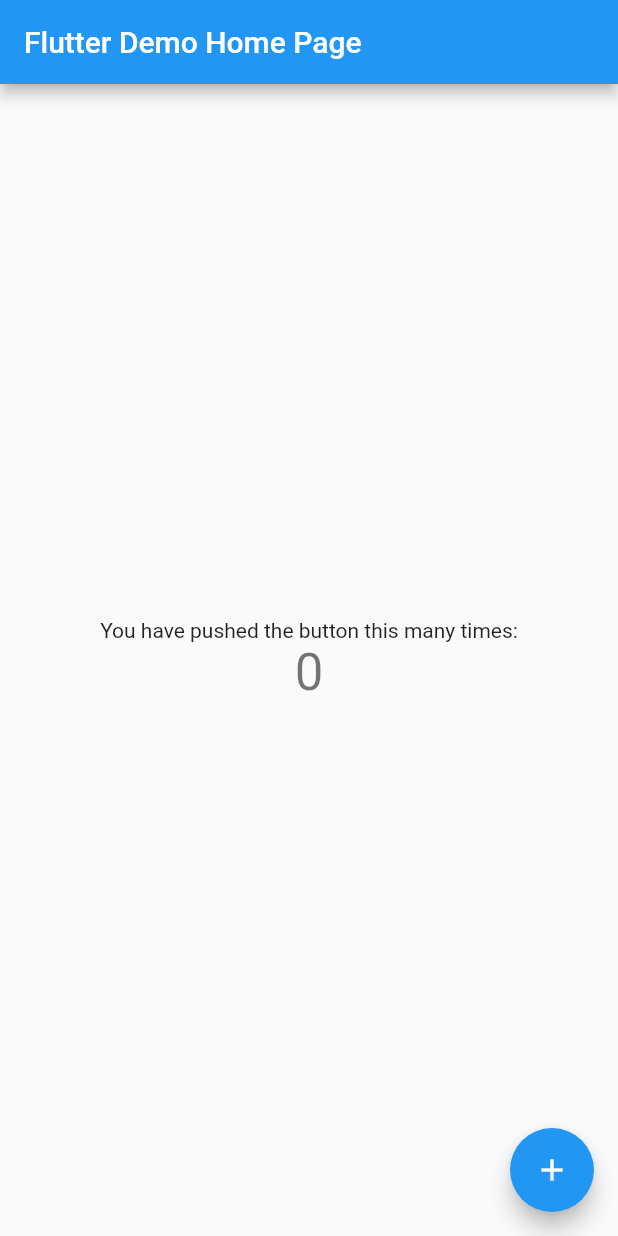
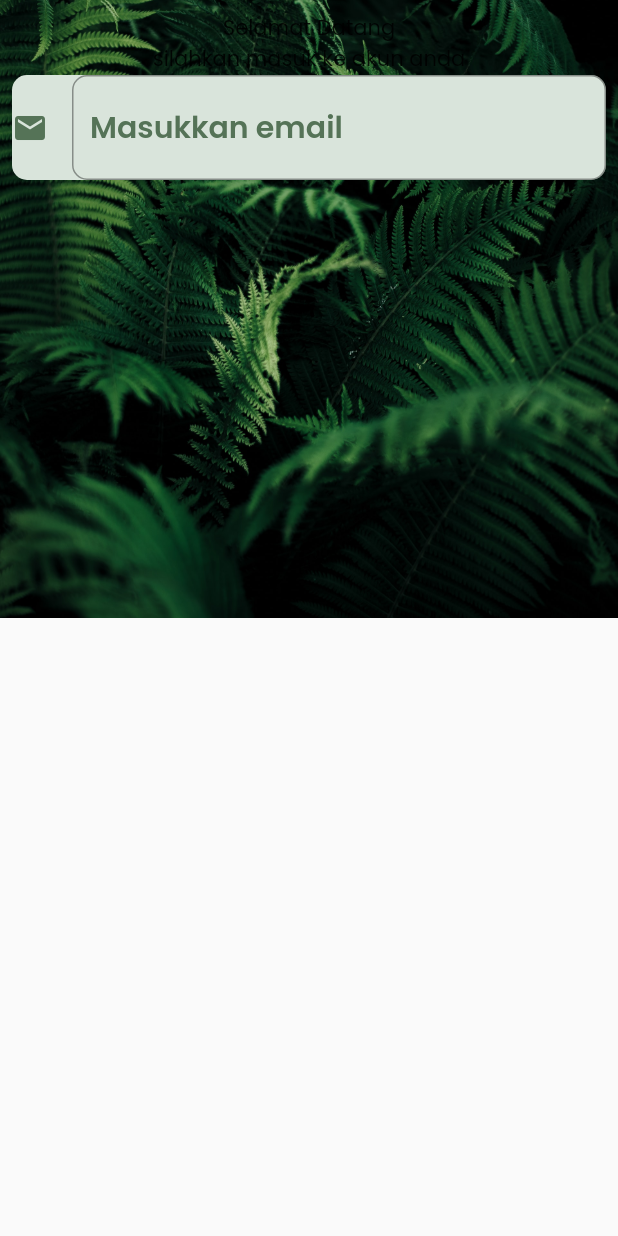
Before and after one commit to Flutter-Dart-Hacks/tanamanku-dicoding, a Flutter app: the screen it shows after launch, on a phone screen of 412 x 824 dp. Run offline on Flutter 3.47's test engine with Material 2 defaults, Android fonts, the phone set to English and light mode, and no system bars.

Commit message:
Pembuatan halaman login screen

```diff
--- /dev/null
+++ b/lib/constants.dart
@@ -0,0 +1,6 @@
+import 'package:flutter/material.dart';
+
+const primaryColorGreen = Color(0xff1d554a);
+const backgroundColorGreen = Color(0xffccdfdb);
+const inputFieldBg = Color(0xffd9e4db);
+const iconColorLoginGreen = Color(0xff557357);
--- a/lib/main.dart
+++ b/lib/main.dart
@@ -1,4 +1,7 @@
 import 'package:flutter/material.dart';
+import 'package:tanamanku/screens/detail_screen.dart';
+import 'package:tanamanku/screens/login_screen.dart';
+import 'package:tanamanku/screens/mainpage_screen.dart';
 
 void main() {
   runApp(const MyApp());
@@ -12,6 +15,7 @@
   Widget build(BuildContext context) {
     return MaterialApp(
       title: 'Flutter Demo',
+      debugShowCheckedModeBanner: false,
       theme: ThemeData(
         // This is the theme of your application.
         //
@@ -23,8 +27,21 @@
         // Notice that the counter didn't reset back to zero; the application
         // is not restarted.
         primarySwatch: Colors.blue,
+        fontFamily: 'Poppins',
       ),
-      home: const MyHomePage(title: 'Flutter Demo Home Page'),
+      // home: const MyHomePage(title: 'Flutter Demo Home Page'),
+      initialRoute: '/login',
+      routes: {
+        '/': (context) {
+          return const MainPageScreen();
+        },
+        '/login': (context) {
+          return const LoginScreen();
+        },
+        '/detail': (context) {
+          return const DetailScreen();
+        }
+      },
     );
   }
 }
--- /dev/null
+++ b/lib/screens/detail_screen.dart
@@ -0,0 +1,10 @@
+import 'package:flutter/material.dart';
+
+class DetailScreen extends StatelessWidget {
+  const DetailScreen({Key? key}) : super(key: key);
+
+  @override
+  Widget build(BuildContext context) {
+    return Container();
+  }
+}
--- /dev/null
+++ b/lib/screens/login_screen.dart
@@ -0,0 +1,92 @@
+import 'package:flutter/material.dart';
+import 'package:tanamanku/constants.dart';
+
+class LoginScreen extends StatefulWidget {
+  const LoginScreen({Key? key}) : super(key: key);
+
+  @override
+  State<LoginScreen> createState() => _LoginScreenState();
+}
+
+class _LoginScreenState extends State<LoginScreen> {
+  String usernamePengguna = '';
+  bool isPasswordVisible = false;
+  final _textUsernameEditController = TextEditingController(text: '');
+  final _textPasswordEditController = TextEditingController(text: '');
+
+  @override
+  void initState() {
+    isPasswordVisible = false;
+    super.initState();
+  }
+
+  @override
+  void dispose() {
+    _textUsernameEditController.dispose();
+    _textPasswordEditController.dispose();
+    super.dispose();
+  }
+
+  @override
+  Widget build(BuildContext context) {
+    var sizeScreen = MediaQuery.of(context).size;
+    return Scaffold(
+      body: Stack(
+        children: <Widget>[
+          Container(
+            height: sizeScreen.height * 0.5,
+            decoration: const BoxDecoration(
+              image: DecorationImage(
+                image: AssetImage('resources/images/palm_login.jpg'),
+                fit: BoxFit.cover,
+                alignment: Alignment.center,
+              ),
+            ),
+          ),
+          SafeArea(
+            child: Padding(
+              padding: const EdgeInsets.all(8),
+              child: SingleChildScrollView(
+                child: Column(
+                  children: [
+                    const Text('Selamat Datang'),
+                    const Text('silahkan masuk ke akun anda'),
+                    Container(
+                      decoration: BoxDecoration(
+                        color: inputFieldBg,
+                        borderRadius: BorderRadius.circular(10),
+                      ),
+                      child: TextFormField(
+                        decoration: InputDecoration(
+                          hintText: 'Masukkan email',
+                          hintStyle: const TextStyle(
+                            color: iconColorLoginGreen,
+                            fontSize: 20,
+                            fontWeight: FontWeight.w600,
+                          ),
+                          icon: const Icon(
+                            Icons.mail,
+                            color: iconColorLoginGreen,
+                          ),
+                          border: OutlineInputBorder(
+                            borderRadius: BorderRadius.circular(10),
+                            borderSide:
+                                const BorderSide(color: Colors.transparent),
+                          ),
+                        ),
+                        controller: _textUsernameEditController,
+                        validator: (value) {
+                          return null;
+                        },
+                      ),
+                    ),
+                  ],
+                ),
+              ),
+            ),
+          )
+        ],
+      ),
+    );
+  }
+}
--- /dev/null
+++ b/lib/screens/mainpage_screen.dart
@@ -0,0 +1,10 @@
+import 'package:flutter/material.dart';
+
+class MainPageScreen extends StatelessWidget {
+  const MainPageScreen({Key? key}) : super(key: key);
+
+  @override
+  Widget build(BuildContext context) {
+    return Container();
+  }
+}
```
Also changed, not shown: pubspec.yaml (+29 -8 lines), resources/fonts/Poppins-Bold.ttf (added), resources/fonts/Poppins-BoldItalic.ttf (added), resources/fonts/Poppins-Italic.ttf (added), resources/fonts/Poppins-Medium.ttf (added), resources/fonts/Poppins-MediumItalic.ttf (added), resources/fonts/Poppins-Regular.ttf (added), resources/fonts/Poppins-SemiBold.ttf (added), resources/fonts/Poppins-SemiBoldItalic.ttf (added), resources/images/palm_login.jpg (added).
